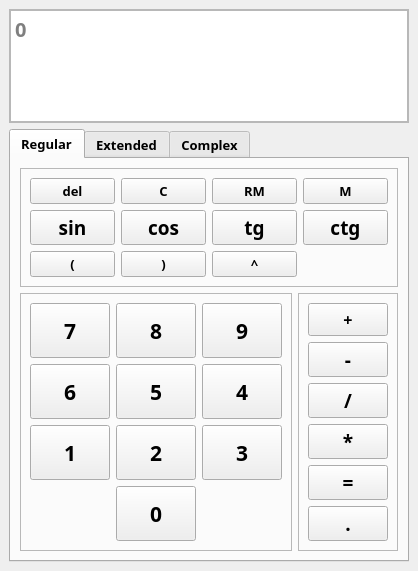
This is scripts/Calculator/mainWindow.ui in 0awawa0/Practice as Qt 5 draws it before an edit. The edited form follows.
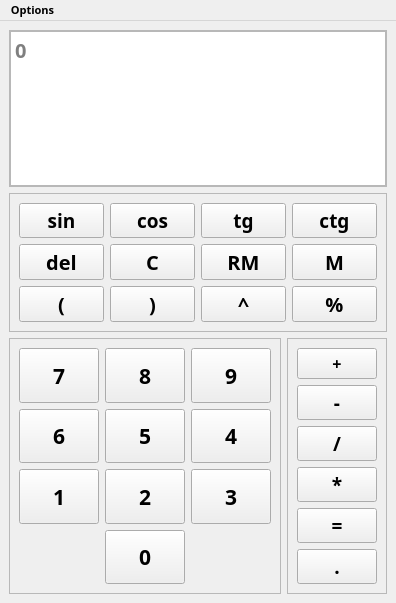
This is the edited form.

Commit message: Added mod operator. Interface a bit changed. No tabs now, I will implement extended calculator in the another window

```diff
--- a/scripts/Calculator/mainWindow.ui
+++ b/scripts/Calculator/mainWindow.ui
@@ -6,8 +6,8 @@
    <rect>
     <x>0</x>
     <y>0</y>
-    <width>400</width>
-    <height>571</height>
+    <width>380</width>
+    <height>603</height>
    </rect>
   </property>
   <property name="sizePolicy">
@@ -33,27 +33,20 @@
      <pointsize>15</pointsize>
     </font>
    </property>
-   <layout class="QGridLayout" name="gridLayout_3" rowstretch="2,0,0" columnstretch="0">
-    <item row="2" column="0">
-     <widget class="QTabWidget" name="tabWidget">
-      <property name="font">
-       <font>
-        <pointsize>10</pointsize>
-        <stylestrategy>PreferAntialias</stylestrategy>
-       </font>
+   <layout class="QGridLayout" name="gridLayout_3" rowstretch="2,0,0,0" columnstretch="0,0">
+    <item row="2" column="0" colspan="2">
+     <widget class="QFrame" name="frame_4">
+      <property name="frameShape">
+       <enum>QFrame::StyledPanel</enum>
       </property>
-      <property name="currentIndex">
-       <number>0</number>
+      <property name="frameShadow">
+       <enum>QFrame::Raised</enum>
       </property>
-      <widget class="QWidget" name="regularTab">
-       <attribute name="title">
-        <string>Regular</string>
-       </attribute>
-       <layout class="QGridLayout" name="gridLayout_5">
-        <item row="1" column="0">
-         <widget class="QFrame" name="frame">
+      <layout class="QGridLayout" name="gridLayout_6">
+       <item row="1" column="1">
+        <widget class="QPushButton" name="cos_button">
           <property name="sizePolicy">
-           <sizepolicy hsizetype="Expanding" vsizetype="Expanding">
+          <sizepolicy hsizetype="Expanding" vsizetype="Fixed">
             <horstretch>0</horstretch>
             <verstretch>0</verstretch>
            </sizepolicy>
@@ -61,269 +54,16 @@
           <property name="font">
            <font>
             <family>Segoe Print</family>
-            <pointsize>16</pointsize>
-            <weight>75</weight>
-            <bold>true</bold>
-           </font>
-          </property>
-          <property name="frameShape">
-           <enum>QFrame::StyledPanel</enum>
-          </property>
-          <property name="frameShadow">
-           <enum>QFrame::Raised</enum>
-          </property>
-          <layout class="QGridLayout" name="gridLayout">
-           <item row="1" column="0">
-            <widget class="QPushButton" name="seven_button">
-             <property name="sizePolicy">
-              <sizepolicy hsizetype="Expanding" vsizetype="Expanding">
-               <horstretch>0</horstretch>
-               <verstretch>0</verstretch>
-              </sizepolicy>
-             </property>
-             <property name="text">
-              <string>7</string>
-             </property>
-            </widget>
-           </item>
-           <item row="1" column="1">
-            <widget class="QPushButton" name="eight_button">
-             <property name="sizePolicy">
-              <sizepolicy hsizetype="Expanding" vsizetype="Expanding">
-               <horstretch>0</horstretch>
-               <verstretch>0</verstretch>
-              </sizepolicy>
-             </property>
-             <property name="text">
-              <string>8</string>
-             </property>
-            </widget>
-           </item>
-           <item row="2" column="0">
-            <widget class="QPushButton" name="six_button">
-             <property name="sizePolicy">
-              <sizepolicy hsizetype="Expanding" vsizetype="Expanding">
-               <horstretch>0</horstretch>
-               <verstretch>0</verstretch>
-              </sizepolicy>
-             </property>
-             <property name="text">
-              <string>6</string>
-             </property>
-            </widget>
-           </item>
-           <item row="2" column="1">
-            <widget class="QPushButton" name="five_button">
-             <property name="sizePolicy">
-              <sizepolicy hsizetype="Expanding" vsizetype="Expanding">
-               <horstretch>0</horstretch>
-               <verstretch>0</verstretch>
-              </sizepolicy>
-             </property>
-             <property name="text">
-              <string>5</string>
-             </property>
-            </widget>
-           </item>
-           <item row="1" column="2">
-            <widget class="QPushButton" name="nine_button">
-             <property name="sizePolicy">
-              <sizepolicy hsizetype="Expanding" vsizetype="Expanding">
-               <horstretch>0</horstretch>
-               <verstretch>0</verstretch>
-              </sizepolicy>
-             </property>
-             <property name="text">
-              <string>9</string>
-             </property>
-            </widget>
-           </item>
-           <item row="2" column="2">
-            <widget class="QPushButton" name="four_button">
-             <property name="sizePolicy">
-              <sizepolicy hsizetype="Expanding" vsizetype="Expanding">
-               <horstretch>0</horstretch>
-               <verstretch>0</verstretch>
-              </sizepolicy>
-             </property>
-             <property name="text">
-              <string>4</string>
-             </property>
-            </widget>
-           </item>
-           <item row="3" column="0">
-            <widget class="QPushButton" name="one_button">
-             <property name="sizePolicy">
-              <sizepolicy hsizetype="Expanding" vsizetype="Expanding">
-               <horstretch>0</horstretch>
-               <verstretch>0</verstretch>
-              </sizepolicy>
-             </property>
-             <property name="text">
-              <string>1</string>
-             </property>
-            </widget>
-           </item>
-           <item row="4" column="1">
-            <widget class="QPushButton" name="zero_button">
-             <property name="sizePolicy">
-              <sizepolicy hsizetype="Expanding" vsizetype="Expanding">
-               <horstretch>0</horstretch>
-               <verstretch>0</verstretch>
-              </sizepolicy>
-             </property>
-             <property name="text">
-              <string>0</string>
-             </property>
-            </widget>
-           </item>
-           <item row="3" column="2">
-            <widget class="QPushButton" name="three_button">
-             <property name="sizePolicy">
-              <sizepolicy hsizetype="Expanding" vsizetype="Expanding">
-               <horstretch>0</horstretch>
-               <verstretch>0</verstretch>
-              </sizepolicy>
-             </property>
-             <property name="text">
-              <string>3</string>
-             </property>
-            </widget>
-           </item>
-           <item row="3" column="1">
-            <widget class="QPushButton" name="two_button">
-             <property name="sizePolicy">
-              <sizepolicy hsizetype="Expanding" vsizetype="Expanding">
-               <horstretch>0</horstretch>
-               <verstretch>0</verstretch>
-              </sizepolicy>
-             </property>
-             <property name="text">
-              <string>2</string>
-             </property>
-            </widget>
-           </item>
-          </layout>
-         </widget>
-        </item>
-        <item row="1" column="1">
-         <widget class="QFrame" name="frame_2">
-          <property name="sizePolicy">
-           <sizepolicy hsizetype="Fixed" vsizetype="Expanding">
-            <horstretch>0</horstretch>
-            <verstretch>0</verstretch>
-           </sizepolicy>
-          </property>
-          <property name="font">
-           <font>
-            <family>Segoe Script</family>
             <pointsize>14</pointsize>
             <weight>75</weight>
             <bold>true</bold>
            </font>
           </property>
-          <property name="frameShape">
-           <enum>QFrame::StyledPanel</enum>
-          </property>
-          <property name="frameShadow">
-           <enum>QFrame::Raised</enum>
-          </property>
-          <layout class="QGridLayout" name="gridLayout_2">
-           <item row="0" column="0">
-            <widget class="QPushButton" name="plus_button">
-             <property name="sizePolicy">
-              <sizepolicy hsizetype="Expanding" vsizetype="Expanding">
-               <horstretch>0</horstretch>
-               <verstretch>0</verstretch>
-              </sizepolicy>
-             </property>
-             <property name="font">
-              <font>
-               <pointsize>12</pointsize>
-              </font>
-             </property>
              <property name="text">
-              <string>+</string>
+          <string>cos</string>
              </property>
             </widget>
            </item>
-           <item row="2" column="0">
-            <widget class="QPushButton" name="division_button">
-             <property name="sizePolicy">
-              <sizepolicy hsizetype="Expanding" vsizetype="Expanding">
-               <horstretch>0</horstretch>
-               <verstretch>0</verstretch>
-              </sizepolicy>
-             </property>
-             <property name="text">
-              <string>/</string>
-             </property>
-            </widget>
-           </item>
-           <item row="4" column="0">
-            <widget class="QPushButton" name="result_button">
-             <property name="sizePolicy">
-              <sizepolicy hsizetype="Expanding" vsizetype="Expanding">
-               <horstretch>0</horstretch>
-               <verstretch>0</verstretch>
-              </sizepolicy>
-             </property>
-             <property name="text">
-              <string>=</string>
-             </property>
-            </widget>
-           </item>
-           <item row="3" column="0">
-            <widget class="QPushButton" name="mul_button">
-             <property name="sizePolicy">
-              <sizepolicy hsizetype="Expanding" vsizetype="Expanding">
-               <horstretch>0</horstretch>
-               <verstretch>0</verstretch>
-              </sizepolicy>
-             </property>
-             <property name="text">
-              <string>*</string>
-             </property>
-            </widget>
-           </item>
-           <item row="1" column="0">
-            <widget class="QPushButton" name="minus_button">
-             <property name="sizePolicy">
-              <sizepolicy hsizetype="Expanding" vsizetype="Expanding">
-               <horstretch>0</horstretch>
-               <verstretch>0</verstretch>
-              </sizepolicy>
-             </property>
-             <property name="text">
-              <string>-</string>
-             </property>
-            </widget>
-           </item>
-           <item row="5" column="0">
-            <widget class="QPushButton" name="dot_button">
-             <property name="text">
-              <string>.</string>
-             </property>
-            </widget>
-           </item>
-          </layout>
-         </widget>
-        </item>
-        <item row="0" column="0" colspan="2">
-         <widget class="QFrame" name="frame_3">
-          <property name="sizePolicy">
-           <sizepolicy hsizetype="Expanding" vsizetype="Fixed">
-            <horstretch>0</horstretch>
-            <verstretch>0</verstretch>
-           </sizepolicy>
-          </property>
-          <property name="frameShape">
-           <enum>QFrame::StyledPanel</enum>
-          </property>
-          <property name="frameShadow">
-           <enum>QFrame::Raised</enum>
-          </property>
-          <layout class="QGridLayout" name="gridLayout_4">
            <item row="1" column="2">
             <widget class="QPushButton" name="tan_button">
              <property name="sizePolicy">
@@ -363,34 +103,6 @@
              </property>
             </widget>
            </item>
-           <item row="1" column="1">
-            <widget class="QPushButton" name="cos_button">
-             <property name="sizePolicy">
-              <sizepolicy hsizetype="Expanding" vsizetype="Fixed">
-               <horstretch>0</horstretch>
-               <verstretch>0</verstretch>
-              </sizepolicy>
-             </property>
-             <property name="font">
-              <font>
-               <family>Segoe Print</family>
-               <pointsize>14</pointsize>
-               <weight>75</weight>
-               <bold>true</bold>
-              </font>
-             </property>
-             <property name="text">
-              <string>cos</string>
-             </property>
-            </widget>
-           </item>
-           <item row="2" column="1">
-            <widget class="QPushButton" name="clparen_button">
-             <property name="text">
-              <string>)</string>
-             </property>
-            </widget>
-           </item>
            <item row="1" column="0">
             <widget class="QPushButton" name="sin_button">
              <property name="sizePolicy">
@@ -413,65 +125,65 @@
             </widget>
            </item>
            <item row="2" column="0">
+        <widget class="QPushButton" name="del_button">
+         <property name="text">
+          <string>del</string>
+         </property>
+        </widget>
+       </item>
+       <item row="2" column="1">
+        <widget class="QPushButton" name="clear_button">
+         <property name="text">
+          <string>C</string>
+         </property>
+        </widget>
+       </item>
+       <item row="2" column="2">
+        <widget class="QPushButton" name="fromMem_button">
+         <property name="text">
+          <string>RM</string>
+         </property>
+        </widget>
+       </item>
+       <item row="2" column="3">
+        <widget class="QPushButton" name="toMem_button">
+         <property name="text">
+          <string>M</string>
+         </property>
+        </widget>
+       </item>
+       <item row="3" column="0">
             <widget class="QPushButton" name="opparen_button">
              <property name="text">
               <string>(</string>
              </property>
             </widget>
            </item>
-           <item row="2" column="2">
+       <item row="3" column="1">
+        <widget class="QPushButton" name="clparen_button">
+         <property name="text">
+          <string>)</string>
+         </property>
+        </widget>
+       </item>
+       <item row="3" column="2">
             <widget class="QPushButton" name="pow_button">
              <property name="text">
               <string>^</string>
              </property>
             </widget>
            </item>
-           <item row="0" column="3">
-            <widget class="QPushButton" name="toMem_button">
+       <item row="3" column="3">
+        <widget class="QPushButton" name="mod_button">
              <property name="text">
-              <string>M</string>
+          <string>%</string>
              </property>
             </widget>
            </item>
-           <item row="0" column="2">
-            <widget class="QPushButton" name="fromMem_button">
-             <property name="text">
-              <string>RM</string>
-             </property>
-            </widget>
-           </item>
-           <item row="0" column="1">
-            <widget class="QPushButton" name="clear_button">
-             <property name="text">
-              <string>C</string>
-             </property>
-            </widget>
-           </item>
-           <item row="0" column="0">
-            <widget class="QPushButton" name="del_button">
-             <property name="text">
-              <string>del</string>
-             </property>
-            </widget>
-           </item>
           </layout>
          </widget>
         </item>
-       </layout>
-      </widget>
-      <widget class="QWidget" name="extendedTab">
-       <attribute name="title">
-        <string>Extended</string>
-       </attribute>
-      </widget>
-      <widget class="QWidget" name="tab_3">
-       <attribute name="title">
-        <string>Complex</string>
-       </attribute>
-      </widget>
-     </widget>
-    </item>
-    <item row="0" column="0">
+    <item row="0" column="0" rowspan="2" colspan="2">
      <widget class="QScrollArea" name="scrollArea">
       <property name="sizePolicy">
        <sizepolicy hsizetype="Expanding" vsizetype="Minimum">
@@ -492,8 +204,8 @@
         <rect>
          <x>0</x>
          <y>0</y>
-         <width>380</width>
-         <height>69</height>
+         <width>360</width>
+         <height>111</height>
         </rect>
        </property>
        <property name="sizePolicy">
@@ -558,8 +270,304 @@
       </widget>
      </widget>
     </item>
-   </layout>
-  </widget>
+    <item row="3" column="1">
+     <widget class="QFrame" name="frame_2">
+      <property name="sizePolicy">
+       <sizepolicy hsizetype="Fixed" vsizetype="Expanding">
+        <horstretch>0</horstretch>
+        <verstretch>0</verstretch>
+       </sizepolicy>
+      </property>
+      <property name="font">
+       <font>
+        <family>Segoe Script</family>
+        <pointsize>14</pointsize>
+        <weight>75</weight>
+        <bold>true</bold>
+       </font>
+      </property>
+      <property name="frameShape">
+       <enum>QFrame::StyledPanel</enum>
+      </property>
+      <property name="frameShadow">
+       <enum>QFrame::Raised</enum>
+      </property>
+      <layout class="QGridLayout" name="gridLayout_2">
+       <item row="0" column="0">
+        <widget class="QPushButton" name="plus_button">
+         <property name="sizePolicy">
+          <sizepolicy hsizetype="Expanding" vsizetype="Expanding">
+           <horstretch>0</horstretch>
+           <verstretch>0</verstretch>
+          </sizepolicy>
+         </property>
+         <property name="font">
+          <font>
+           <pointsize>12</pointsize>
+          </font>
+         </property>
+         <property name="text">
+          <string>+</string>
+         </property>
+        </widget>
+       </item>
+       <item row="2" column="0">
+        <widget class="QPushButton" name="division_button">
+         <property name="sizePolicy">
+          <sizepolicy hsizetype="Expanding" vsizetype="Expanding">
+           <horstretch>0</horstretch>
+           <verstretch>0</verstretch>
+          </sizepolicy>
+         </property>
+         <property name="text">
+          <string>/</string>
+         </property>
+        </widget>
+       </item>
+       <item row="4" column="0">
+        <widget class="QPushButton" name="result_button">
+         <property name="sizePolicy">
+          <sizepolicy hsizetype="Expanding" vsizetype="Expanding">
+           <horstretch>0</horstretch>
+           <verstretch>0</verstretch>
+          </sizepolicy>
+         </property>
+         <property name="text">
+          <string>=</string>
+         </property>
+        </widget>
+       </item>
+       <item row="3" column="0">
+        <widget class="QPushButton" name="mul_button">
+         <property name="sizePolicy">
+          <sizepolicy hsizetype="Expanding" vsizetype="Expanding">
+           <horstretch>0</horstretch>
+           <verstretch>0</verstretch>
+          </sizepolicy>
+         </property>
+         <property name="text">
+          <string>*</string>
+         </property>
+        </widget>
+       </item>
+       <item row="1" column="0">
+        <widget class="QPushButton" name="minus_button">
+         <property name="sizePolicy">
+          <sizepolicy hsizetype="Expanding" vsizetype="Expanding">
+           <horstretch>0</horstretch>
+           <verstretch>0</verstretch>
+          </sizepolicy>
+         </property>
+         <property name="text">
+          <string>-</string>
+         </property>
+        </widget>
+       </item>
+       <item row="5" column="0">
+        <widget class="QPushButton" name="dot_button">
+         <property name="text">
+          <string>.</string>
+         </property>
+        </widget>
+       </item>
+      </layout>
+     </widget>
+    </item>
+    <item row="3" column="0">
+     <widget class="QFrame" name="frame">
+      <property name="sizePolicy">
+       <sizepolicy hsizetype="Expanding" vsizetype="Expanding">
+        <horstretch>0</horstretch>
+        <verstretch>0</verstretch>
+       </sizepolicy>
+      </property>
+      <property name="font">
+       <font>
+        <family>Segoe Print</family>
+        <pointsize>16</pointsize>
+        <weight>75</weight>
+        <bold>true</bold>
+       </font>
+      </property>
+      <property name="frameShape">
+       <enum>QFrame::StyledPanel</enum>
+      </property>
+      <property name="frameShadow">
+       <enum>QFrame::Raised</enum>
+      </property>
+      <layout class="QGridLayout" name="gridLayout">
+       <item row="3" column="0">
+        <widget class="QPushButton" name="one_button">
+         <property name="sizePolicy">
+          <sizepolicy hsizetype="Expanding" vsizetype="Expanding">
+           <horstretch>0</horstretch>
+           <verstretch>0</verstretch>
+          </sizepolicy>
+         </property>
+         <property name="text">
+          <string>1</string>
+         </property>
+        </widget>
+       </item>
+       <item row="3" column="2">
+        <widget class="QPushButton" name="three_button">
+         <property name="sizePolicy">
+          <sizepolicy hsizetype="Expanding" vsizetype="Expanding">
+           <horstretch>0</horstretch>
+           <verstretch>0</verstretch>
+          </sizepolicy>
+         </property>
+         <property name="text">
+          <string>3</string>
+         </property>
+        </widget>
+       </item>
+       <item row="4" column="1">
+        <widget class="QPushButton" name="zero_button">
+         <property name="sizePolicy">
+          <sizepolicy hsizetype="Expanding" vsizetype="Expanding">
+           <horstretch>0</horstretch>
+           <verstretch>0</verstretch>
+          </sizepolicy>
+         </property>
+         <property name="text">
+          <string>0</string>
+         </property>
+        </widget>
+       </item>
+       <item row="2" column="0">
+        <widget class="QPushButton" name="six_button">
+         <property name="sizePolicy">
+          <sizepolicy hsizetype="Expanding" vsizetype="Expanding">
+           <horstretch>0</horstretch>
+           <verstretch>0</verstretch>
+          </sizepolicy>
+         </property>
+         <property name="text">
+          <string>6</string>
+         </property>
+        </widget>
+       </item>
+       <item row="3" column="1">
+        <widget class="QPushButton" name="two_button">
+         <property name="sizePolicy">
+          <sizepolicy hsizetype="Expanding" vsizetype="Expanding">
+           <horstretch>0</horstretch>
+           <verstretch>0</verstretch>
+          </sizepolicy>
+         </property>
+         <property name="text">
+          <string>2</string>
+         </property>
+        </widget>
+       </item>
+       <item row="2" column="1">
+        <widget class="QPushButton" name="five_button">
+         <property name="sizePolicy">
+          <sizepolicy hsizetype="Expanding" vsizetype="Expanding">
+           <horstretch>0</horstretch>
+           <verstretch>0</verstretch>
+          </sizepolicy>
+         </property>
+         <property name="text">
+          <string>5</string>
+         </property>
+        </widget>
+       </item>
+       <item row="1" column="2">
+        <widget class="QPushButton" name="nine_button">
+         <property name="sizePolicy">
+          <sizepolicy hsizetype="Expanding" vsizetype="Expanding">
+           <horstretch>0</horstretch>
+           <verstretch>0</verstretch>
+          </sizepolicy>
+         </property>
+         <property name="text">
+          <string>9</string>
+         </property>
+        </widget>
+       </item>
+       <item row="2" column="2">
+        <widget class="QPushButton" name="four_button">
+         <property name="sizePolicy">
+          <sizepolicy hsizetype="Expanding" vsizetype="Expanding">
+           <horstretch>0</horstretch>
+           <verstretch>0</verstretch>
+          </sizepolicy>
+         </property>
+         <property name="text">
+          <string>4</string>
+         </property>
+        </widget>
+       </item>
+       <item row="1" column="0">
+        <widget class="QPushButton" name="seven_button">
+         <property name="sizePolicy">
+          <sizepolicy hsizetype="Expanding" vsizetype="Expanding">
+           <horstretch>0</horstretch>
+           <verstretch>0</verstretch>
+          </sizepolicy>
+         </property>
+         <property name="text">
+          <string>7</string>
+         </property>
+        </widget>
+       </item>
+       <item row="1" column="1">
+        <widget class="QPushButton" name="eight_button">
+         <property name="sizePolicy">
+          <sizepolicy hsizetype="Expanding" vsizetype="Expanding">
+           <horstretch>0</horstretch>
+           <verstretch>0</verstretch>
+          </sizepolicy>
+         </property>
+         <property name="text">
+          <string>8</string>
+         </property>
+        </widget>
+       </item>
+      </layout>
+     </widget>
+    </item>
+   </layout>
+  </widget>
+  <widget class="QMenuBar" name="menuBar">
+   <property name="geometry">
+    <rect>
+     <x>0</x>
+     <y>0</y>
+     <width>380</width>
+     <height>21</height>
+    </rect>
+   </property>
+   <widget class="QMenu" name="menuOptions">
+    <property name="title">
+     <string>Options</string>
+    </property>
+    <addaction name="actionRegular"/>
+    <addaction name="actionExtended"/>
+   </widget>
+   <addaction name="menuOptions"/>
+  </widget>
+  <action name="actionRegular">
+   <property name="checkable">
+    <bool>true</bool>
+   </property>
+   <property name="checked">
+    <bool>true</bool>
+   </property>
+   <property name="text">
+    <string>Regular</string>
+   </property>
+  </action>
+  <action name="actionExtended">
+   <property name="checkable">
+    <bool>true</bool>
+   </property>
+   <property name="text">
+    <string>Extended</string>
+   </property>
+  </action>
  </widget>
  <resources/>
  <connections/>
```
Lines whose indentation alone changed are shown as unchanged. The commit also changes 3 other files.
